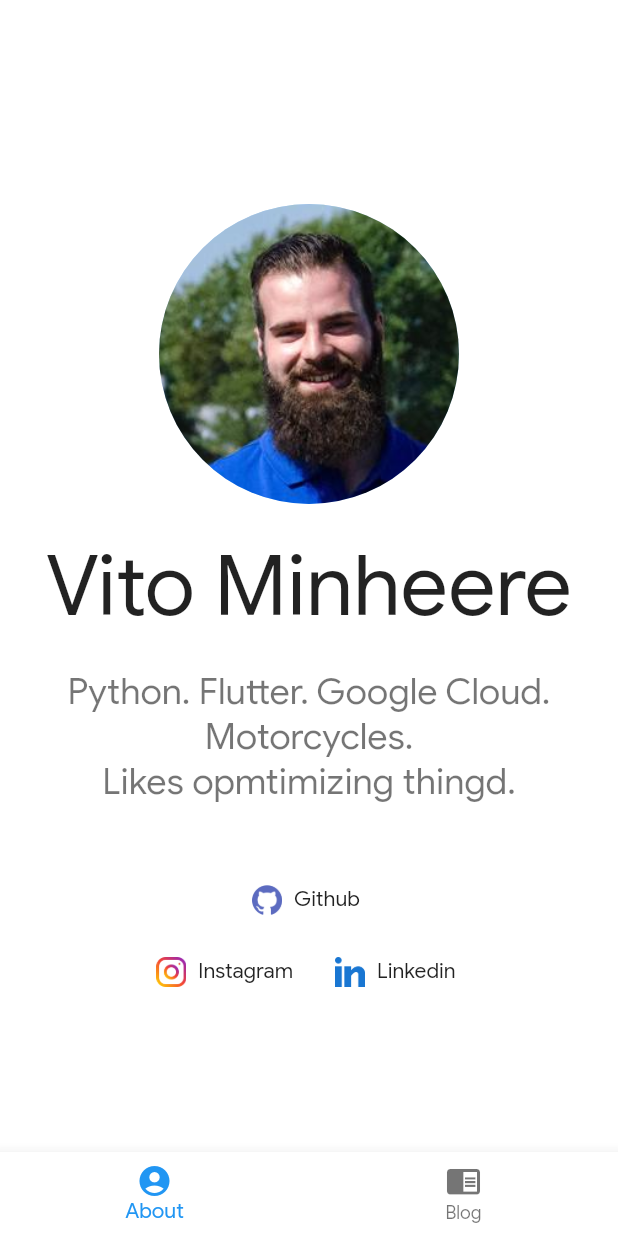
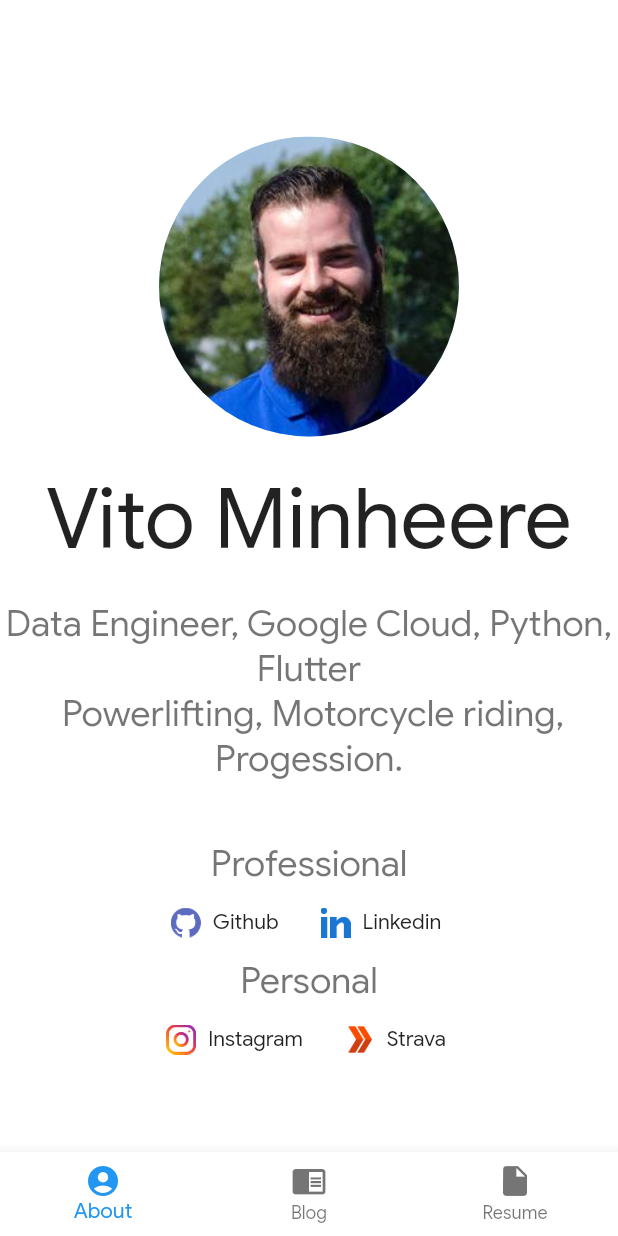
Before and after one commit to VitoMinheere/flutter_blog, a Flutter app: the screen it shows after launch, on a phone screen of 412 x 824 dp. Run offline on Flutter 3.47's test engine with Material 2 defaults, Android fonts, the phone set to English and light mode, and no system bars; missing offline and left inert: dart:html.

Commit message:
Add more social links and extra pages

```diff
--- a/lib/config/assets.dart
+++ b/lib/config/assets.dart
@@ -4,4 +4,5 @@ class Assets {
   static const github = 'assets/github.png';
   static const instagram = 'assets/instagram.png';
   static const linkedin = 'assets/linkedin.png';
+  static const strava = 'assets/strava.png';
 }
--- a/lib/config/constants.dart
+++ b/lib/config/constants.dart
@@ -5,4 +5,5 @@ class Constants {
   static const PROFILE_GITHUB = 'https://github.com/VitoMinheere/';
   static const PROFILE_INSTAGRAM =
       'https://www.instagram.com/kapitein_kruishef/';
+  static const PROFILE_STRAVA = 'https://www.strava.com/athletes/21807286';
 }
--- a/lib/pages/home_page.dart
+++ b/lib/pages/home_page.dart
@@ -1,5 +1,7 @@
 import 'package:flutter/material.dart';
 import 'package:blog/tabs/blog_tab.dart';
+import 'package:blog/tabs/resume_tab.dart';
+import 'package:blog/tabs/tech_tab.dart';
 import 'package:blog/tabs/about_tab.dart';
 
 class HomePage extends StatefulWidget {
@@ -12,6 +14,8 @@ class _HomePageState extends State<HomePage> {
   static List<Widget> tabWidgets = <Widget>[
     AboutTab(),
     BlogTab(),
+    ResumeTab(),
+    TechTab(),
     //ProjectsTab(),
   ];
 
@@ -37,9 +41,13 @@ class _HomePageState extends State<HomePage> {
             icon: Icon(Icons.chrome_reader_mode),
             title: Text('Blog'),
           ),
+          BottomNavigationBarItem(
+            icon: Icon(Icons.insert_drive_file),
+            title: Text('Resume'),
+          ),
           // BottomNavigationBarItem(
-          //   icon: Icon(Icons.mobile_screen_share),
-          //   title: Text('Projects'),
+          //   icon: Icon(Icons.laptop_chromebook),
+          //   title: Text('Tech'),
           // )
         ],
         currentIndex: _selectedIndex,
--- a/lib/tabs/about_tab.dart
+++ b/lib/tabs/about_tab.dart
@@ -28,13 +28,19 @@ class AboutTab extends StatelessWidget {
                 height: 20,
               ),
               Text(
-                'Python. Flutter. Google Cloud. Motorcycles.\nLikes opmtimizing thingd.',
+                'Data Engineer, Google Cloud, Python, Flutter \n Powerlifting, Motorcycle riding, Progession.',
                 style: Theme.of(context).textTheme.caption,
                 textScaleFactor: 2,
                 textAlign: TextAlign.center,
               ),
               SizedBox(
                 height: 40,
+              ),
+              Text(
+                'Professional',
+                style: Theme.of(context).textTheme.caption,
+                textScaleFactor: 2,
+                textAlign: TextAlign.center,
               ),
               Row(
                 mainAxisAlignment: MainAxisAlignment.center,
@@ -49,7 +55,22 @@ class AboutTab extends StatelessWidget {
                     onPressed: () =>
                         html.window.open(Constants.PROFILE_GITHUB, 'blog'),
                   ),
+                  FlatButton.icon(
+                    icon: SizedBox(
+                        width: 20,
+                        height: 20,
+                        child: Image.asset(Assets.linkedin)),
+                    label: Text('Linkedin'),
+                    onPressed: () =>
+                        html.window.open(Constants.PROFILE_LINKEDIN, 'blog'),
+                  )
                 ],
+              ),
+              Text(
+                'Personal',
+                style: Theme.of(context).textTheme.caption,
+                textScaleFactor: 2,
+                textAlign: TextAlign.center,
               ),
               Row(
                 mainAxisAlignment: MainAxisAlignment.center,
@@ -68,11 +89,11 @@ class AboutTab extends StatelessWidget {
                     icon: SizedBox(
                         width: 20,
                         height: 20,
-                        child: Image.asset(Assets.linkedin)),
-                    label: Text('Linkedin'),
+                        child: Image.asset(Assets.strava)),
+                    label: Text('Strava'),
                     onPressed: () =>
-                        html.window.open(Constants.PROFILE_LINKEDIN, 'blog'),
-                  )
+                        html.window.open(Constants.PROFILE_STRAVA, 'blog'),
+                  ),
                 ],
               )
             ],
```
Also changed, not shown: lib/tabs/resume_tab.dart (added, +77 -0 lines), lib/tabs/tech_tab.dart (added, +20 -0 lines), assets/strava.png (added).
